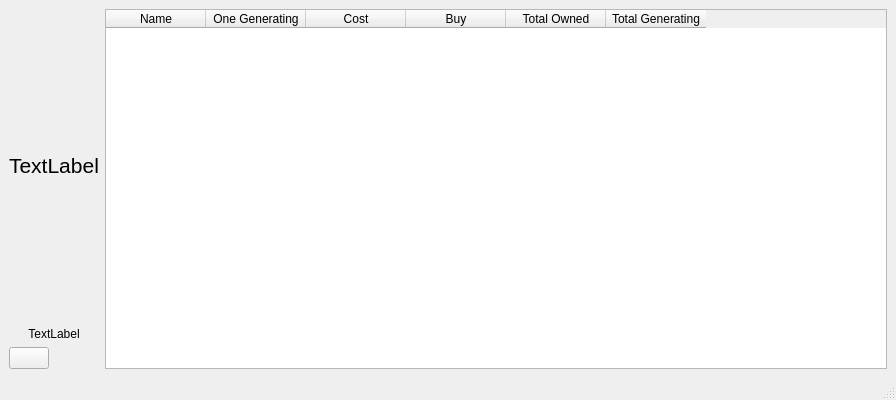
First picture: the form in gui/uic/gui.ui, repository okh-mzny/clickerGame, before the edit.
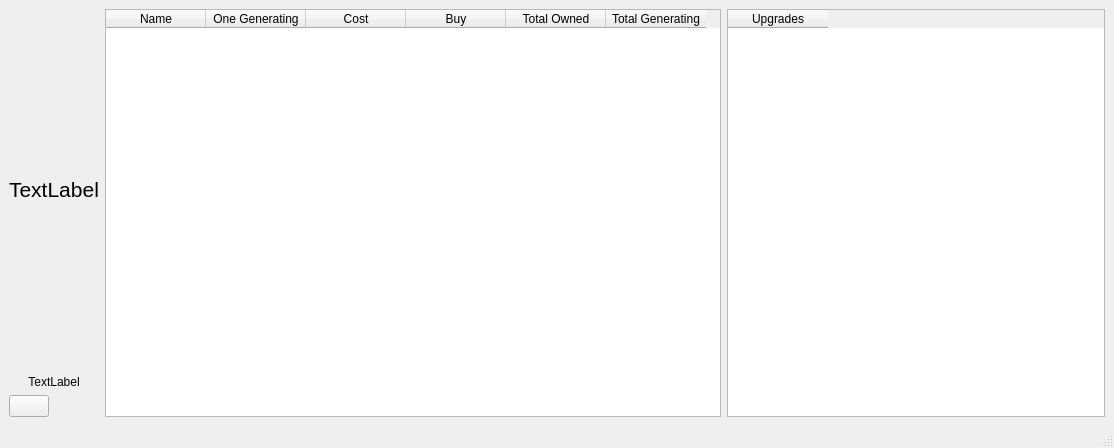
Second picture: the form after the edit. Icons and pictures are not drawn.

Commit message: New upgrades in teh Shop and a little bit balancing

Patch:
```diff
--- a/gui/uic/gui.ui
+++ b/gui/uic/gui.ui
@@ -6,8 +6,8 @@
    <rect>
     <x>0</x>
     <y>0</y>
-    <width>896</width>
-    <height>400</height>
+    <width>1114</width>
+    <height>448</height>
    </rect>
   </property>
   <property name="sizePolicy">
@@ -111,7 +111,7 @@
         </property>
        </widget>
       </item>
-      <item row="0" column="1" rowspan="3">
+      <item row="0" column="2" rowspan="3">
        <widget class="QTableWidget" name="shopTable">
         <property name="sizePolicy">
          <sizepolicy hsizetype="Expanding" vsizetype="Expanding">
@@ -179,6 +179,18 @@
       </item>
      </layout>
     </item>
+    <item row="0" column="1">
+     <widget class="QTableWidget" name="upgradeTable">
+      <property name="columnCount">
+       <number>1</number>
+      </property>
+      <column>
+       <property name="text">
+        <string>Upgrades</string>
+       </property>
+      </column>
+     </widget>
+    </item>
    </layout>
   </widget>
   <widget class="QMenuBar" name="menubar">
```
Left out of the diff: 10 changed lines with no effect on the pictures. The commit also changes 5 other files.
